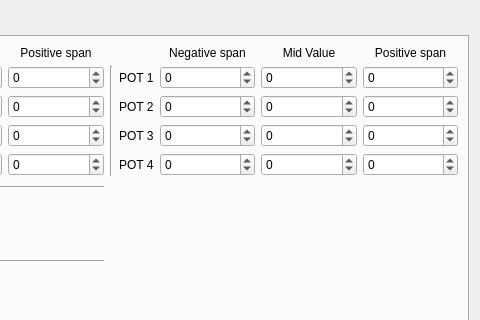
roberto1903/companion9x, file src/generaledit.ui: the form before one commit; both pictures show x 301 to 781 and y 0 to 320 of the 781 by 946 pixel window.
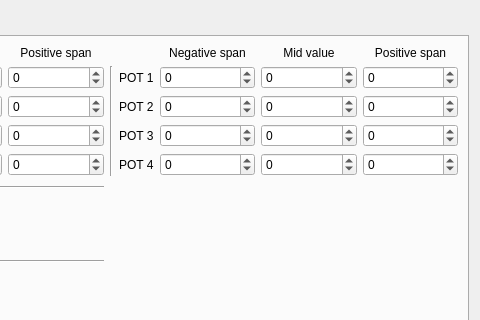
The form after the commit. The open tabs and pages were chosen to show the change. Icons and pictures are not drawn.

```diff
--- a/src/generaledit.ui
+++ b/src/generaledit.ui
@@ -3006,7 +3006,7 @@
        <item row="0" column="7">
         <widget class="QLabel" name="label_7">
          <property name="text">
-          <string>Mid Value</string>
+          <string>Mid value</string>
          </property>
          <property name="alignment">
           <set>Qt::AlignCenter</set>
```
Left out of the diff: 2 changed lines with no effect on the pictures.
